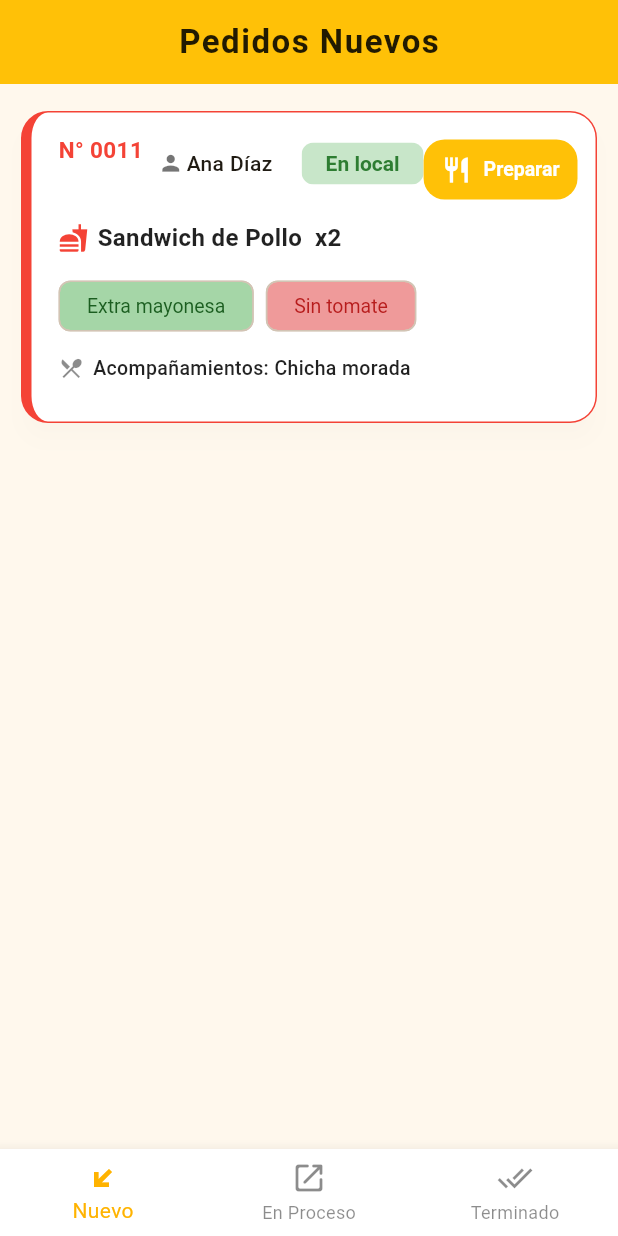
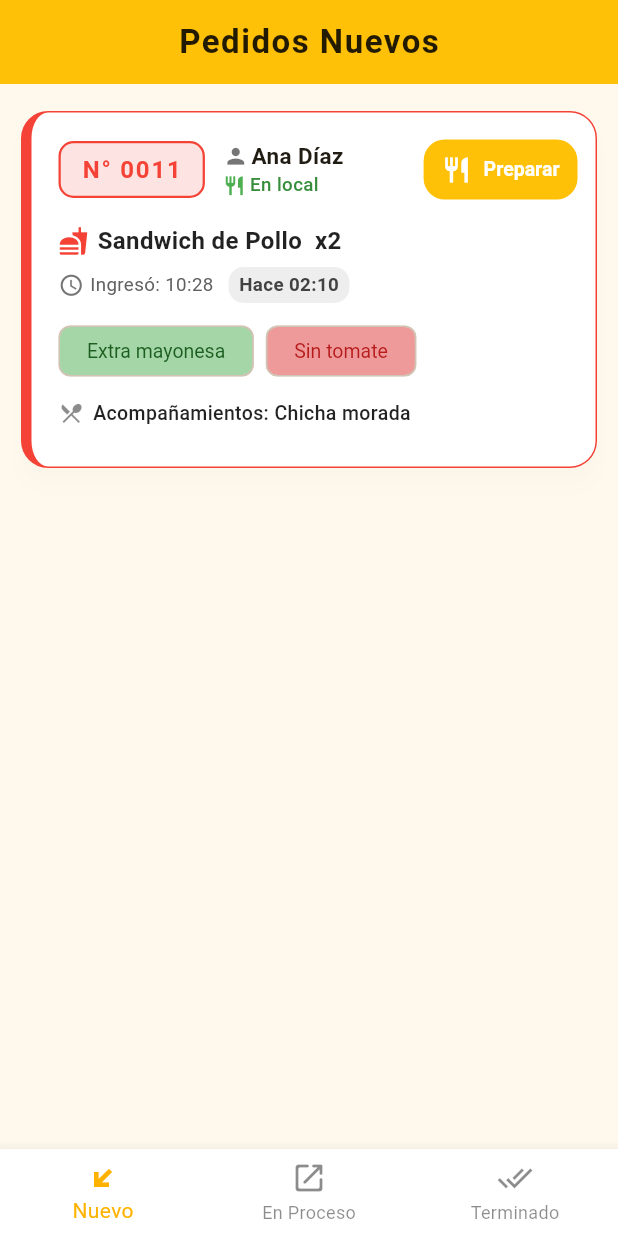
Before and after one commit to AnthonyXJ99/bartech_ordering, a Flutter app: the screen it shows after launch, after a tap on "Preparar", on a phone screen of 412 x 824 dp. Run offline on Flutter 3.47's test engine with Material 3 defaults, Android fonts, the phone set to English and light mode, and no system bars; our stand-ins replace bloc, equatable, flutter_bloc, go_router.

Commit message:
feat: Enhance PedidoItem with fechaHoraIngreso and time tracking features

```diff
--- a/lib/models/pedido.dart
+++ b/lib/models/pedido.dart
@@ -25,6 +25,7 @@ class PedidoItem {
   final List<String> acompanamientos;
   final String observacion;
   final Color colorEstado;
+  final DateTime fechaHoraIngreso;
 
   PedidoItem({
     required this.nroOrden,
@@ -36,9 +37,28 @@ class PedidoItem {
     required this.acompanamientos,
     required this.observacion,
     required this.colorEstado,
+    required this.fechaHoraIngreso,
   });
 
-  PedidoItem copyWith({Color? colorEstado}) => PedidoItem(
+  /// Retorna el tiempo transcurrido desde que se creó el pedido (como Duration)
+  Duration get tiempoTranscurrido =>
+      DateTime.now().difference(fechaHoraIngreso);
+
+  /// Formatea la fecha/hora de ingreso (para mostrar en la UI)
+  String get fechaHoraIngresoString =>
+      "${fechaHoraIngreso.hour.toString().padLeft(2, '0')}:${fechaHoraIngreso.minute.toString().padLeft(2, '0')}";
+
+  /// Formatea el tiempo transcurrido para mostrar tipo "05:23" (mm:ss) o "1h 12m"
+  String get tiempoTranscurridoString {
+    final d = tiempoTranscurrido;
+    if (d.inHours > 0) {
+      return "${d.inHours}h ${d.inMinutes % 60}m";
+    }
+    return "${d.inMinutes.toString().padLeft(2, '0')}:${(d.inSeconds % 60).toString().padLeft(2, '0')}";
+  }
+
+  PedidoItem copyWith({Color? colorEstado, DateTime? fechaHoraIngreso}) =>
+      PedidoItem(
         nroOrden: nroOrden,
         cliente: cliente,
         paraLlevar: paraLlevar,
@@ -48,5 +68,6 @@ class PedidoItem {
         acompanamientos: List.from(acompanamientos),
         observacion: observacion,
         colorEstado: colorEstado ?? this.colorEstado,
+        fechaHoraIngreso: fechaHoraIngreso ?? this.fechaHoraIngreso,
       );
 }
--- a/lib/presentation/screens/bloc/pedidos_bloc/pedidos_bloc.dart
+++ b/lib/presentation/screens/bloc/pedidos_bloc/pedidos_bloc.dart
@@ -29,6 +29,9 @@ class PedidosBloc extends Bloc<PedidosEvent, PedidosState> {
         acompanamientos: ['Gaseosa 1L', 'Papas'],
         observacion: 'Por favor, cortar en 8 partes',
         colorEstado: Colors.red, // NUEVO
+        fechaHoraIngreso: DateTime.now().subtract(
+          const Duration(minutes: 5),
+        ), // 5 min atrás
       ),
       PedidoItem(
         nroOrden: '0011',
@@ -40,6 +43,9 @@ class PedidosBloc extends Bloc<PedidosEvent, PedidosState> {
         acompanamientos: ['Chicha morada'],
         observacion: '',
         colorEstado: Colors.red, // NUEVO
+        fechaHoraIngreso: DateTime.now().subtract(
+          const Duration(minutes: 2),
+        ), // 2 min atrás
       ),
       // --- En preparación ---
       PedidoItem(
@@ -52,6 +58,9 @@ class PedidosBloc extends Bloc<PedidosEvent, PedidosState> {
         acompanamientos: ['Papas fritas', 'Gaseosa pequeña'],
         observacion: 'Sin ketchup',
         colorEstado: Colors.amber, // EN PREPARACIÓN
+        fechaHoraIngreso: DateTime.now().subtract(
+          const Duration(minutes: 14),
+        ), // 14 min atrás
       ),
       PedidoItem(
         nroOrden: '0013',
@@ -63,6 +72,9 @@ class PedidosBloc extends Bloc<PedidosEvent, PedidosState> {
         acompanamientos: ['Arroz', 'Inka Cola'],
         observacion: '',
         colorEstado: Colors.amber, // EN PREPARACIÓN
+        fechaHoraIngreso: DateTime.now().subtract(
+          const Duration(minutes: 20),
+        ), // 20 min atrás
       ),
       // --- Listos ---
       PedidoItem(
@@ -75,6 +87,9 @@ class PedidosBloc extends Bloc<PedidosEvent, PedidosState> {
         acompanamientos: ['Gaseosa'],
         observacion: 'Para mesa 8',
         colorEstado: Colors.green, // LISTO
+        fechaHoraIngreso: DateTime.now().subtract(
+          const Duration(minutes: 35),
+        ), // 35 min atrás
       ),
       PedidoItem(
         nroOrden: '0015',
@@ -86,6 +101,9 @@ class PedidosBloc extends Bloc<PedidosEvent, PedidosState> {
         acompanamientos: ['Papas', 'Gaseosa'],
         observacion: 'Sin picante',
         colorEstado: Colors.green, // LISTO
+        fechaHoraIngreso: DateTime.now().subtract(
+          const Duration(minutes: 40, seconds: 50),
+        ), // 40 min, 50 s atrás
       ),
     ];
 
--- a/lib/presentation/screens/doing/doing_screen.dart
+++ b/lib/presentation/screens/doing/doing_screen.dart
@@ -5,32 +5,7 @@ import 'package:flutter/material.dart';
 import 'package:flutter_bloc/flutter_bloc.dart';
 
 class DoingScreen extends StatelessWidget {
-  DoingScreen({super.key});
-
-  final pedidosDoing = [
-    PedidoItem(
-      nroOrden: '0012',
-      cliente: 'José Pérez',
-      paraLlevar: false,
-      producto: 'Hamburguesa Clásica',
-      cantidad: 2,
-      ingredientes: ['Sin cebolla', 'Extra queso'],
-      acompanamientos: ['Papas fritas', 'Gaseosa'],
-      observacion: 'Sin sal',
-      colorEstado: Colors.amber,
-    ),
-    PedidoItem(
-      nroOrden: '0014',
-      cliente: 'Luis Ramos',
-      paraLlevar: false,
-      producto: 'Pollo Broaster',
-      cantidad: 3,
-      ingredientes: ['Con mayonesa'],
-      acompanamientos: ['Ensalada', 'Arroz'],
-      observacion: 'Bien crocante',
-      colorEstado: Colors.amber,
-    ),
-  ];
+  const DoingScreen({super.key});
 
   @override
   Widget build(BuildContext context) {
--- a/lib/presentation/screens/done/done_screen.dart
+++ b/lib/presentation/screens/done/done_screen.dart
@@ -11,7 +11,7 @@ class DoneScreen extends StatelessWidget {
   Widget build(BuildContext context) {
     return Scaffold(
       appBar: AppBar(
-        title: const Text("Pedidos Listos"),
+        title: const Text("Listo para entregar"),
         centerTitle: true,
         backgroundColor: Colors.green,
       ),
@@ -36,16 +36,6 @@ class DoneScreen extends StatelessWidget {
               return Column(
                 crossAxisAlignment: CrossAxisAlignment.start,
                 children: [
-                  const Padding(
-                    padding: EdgeInsets.only(left: 12, top: 12, bottom: 8),
-                    child: Text(
-                      "Listos para entregar",
-                      style: TextStyle(
-                        fontWeight: FontWeight.bold,
-                        fontSize: 20,
-                      ),
-                    ),
-                  ),
                   Expanded(
                     child: pedidos.isEmpty
                         ? Center(
--- a/lib/presentation/screens/home/home_screen.dart
+++ b/lib/presentation/screens/home/home_screen.dart
@@ -5,43 +5,7 @@ import 'package:flutter/material.dart';
 import 'package:flutter_bloc/flutter_bloc.dart';
 
 class HomeScreen extends StatelessWidget {
-  HomeScreen({super.key});
-
-  final pedidosHome = [
-    PedidoItem(
-      nroOrden: '0012',
-      cliente: 'José Pérez',
-      paraLlevar: false,
-      producto: 'Hamburguesa Clásica',
-      cantidad: 2,
-      ingredientes: ['Sin cebolla', 'Extra queso'],
-      acompanamientos: ['Papas fritas', 'Gaseosa'],
-      observacion: 'Sin sal',
-      colorEstado: Colors.red,
-    ),
-    PedidoItem(
-      nroOrden: '0013',
-      cliente: 'María López',
-      paraLlevar: true,
-      producto: 'Pizza Personal',
-      cantidad: 1,
-      ingredientes: ['Sin orégano', 'Extra aceitunas'],
-      acompanamientos: ['Inka Cola'],
-      observacion: '',
-      colorEstado: Colors.red,
-    ),
-    PedidoItem(
-      nroOrden: '0014',
-      cliente: 'Luis Ramos',
-      paraLlevar: false,
-      producto: 'Pollo Broaster',
-      cantidad: 3,
-      ingredientes: ['Con mayonesa'],
-      acompanamientos: ['Ensalada', 'Arroz'],
-      observacion: 'Bien crocante',
-      colorEstado: Colors.red,
-    ),
-  ];
+  const HomeScreen({super.key});
 
   @override
   Widget build(BuildContext context) {
--- a/lib/presentation/widgets/pedido_card.dart
+++ b/lib/presentation/widgets/pedido_card.dart
@@ -1,5 +1,7 @@
 import 'package:bartech_ordering/models/pedido.dart';
+import 'package:bartech_ordering/presentation/widgets/tiempo_transcurrido.dart';
 import 'package:flutter/material.dart';
+// Asegúrate de importar TiempoTranscurridoWidget
 
 class PedidoCard extends StatelessWidget {
   final PedidoItem pedido;
@@ -19,9 +21,12 @@ class PedidoCard extends StatelessWidget {
 
   @override
   Widget build(BuildContext context) {
+    final bool urgente =
+        pedido.tiempoTranscurrido.inMinutes >= 15; // Puedes ajustar
+
     return Card(
       shape: RoundedRectangleBorder(borderRadius: BorderRadius.circular(18)),
-      elevation: 6,
+      elevation: urgente ? 10 : 6,
       margin: const EdgeInsets.symmetric(vertical: 8, horizontal: 4),
       child: Container(
         decoration: BoxDecoration(
@@ -31,63 +36,111 @@ class PedidoCard extends StatelessWidget {
             right: BorderSide(color: pedido.colorEstado, width: 1),
             bottom: BorderSide(color: pedido.colorEstado, width: 1),
           ),
+          color: urgente ? Colors.red.shade50 : null,
           borderRadius: const BorderRadius.all(Radius.circular(18)),
         ),
         padding: const EdgeInsets.fromLTRB(18, 14, 12, 18),
         child: Column(
           crossAxisAlignment: CrossAxisAlignment.start,
           children: [
-            // Fila de info principal y botón
+            // Header: N° orden, cliente, para llevar/local, botón
             Row(
-              crossAxisAlignment: CrossAxisAlignment.start,
               children: [
-                Text(
+                Container(
+                  padding: const EdgeInsets.symmetric(
+                    horizontal: 14,
+                    vertical: 6,
+                  ),
+                  decoration: BoxDecoration(
+                    color: pedido.colorEstado.withAlpha(38),
+                    borderRadius: BorderRadius.circular(10),
+                    border: Border.all(color: pedido.colorEstado, width: 1.5),
+                  ),
+                  child: Text(
                     'N° ${pedido.nroOrden}',
                     style: TextStyle(
                       fontWeight: FontWeight.bold,
+                      fontSize: 16,
                       color: pedido.colorEstado,
-                    fontSize: 15,
+                      letterSpacing: 1.2,
                     ),
                   ),
-                const SizedBox(width: 10),
+                ),
+
+                const SizedBox(width: 12),
                 Expanded(
-                  child: Row(
+                  child: Column(
+                    crossAxisAlignment: CrossAxisAlignment.start,
                     children: [
-                      const Icon(Icons.person, size: 17, color: Colors.black54),
+                      Row(
+                        children: [
+                          Icon(Icons.person, size: 17, color: Colors.black54),
                           const SizedBox(width: 2),
                           Expanded(
                             child: Text(
                               pedido.cliente,
                               style: const TextStyle(
-                            fontWeight: FontWeight.w500,
-                            fontSize: 14,
+                                fontWeight: FontWeight.w600,
+                                fontSize: 15,
                               ),
                               overflow: TextOverflow.ellipsis,
                             ),
                           ),
-                      const SizedBox(width: 6),
-                      Chip(
-                        label: Text(
+                        ],
+                      ),
+                      Row(
+                        children: [
+                          Icon(
+                            pedido.paraLlevar
+                                ? Icons.shopping_bag
+                                : Icons.restaurant,
+                            size: 15,
+                            color: pedido.paraLlevar
+                                ? Colors.orange
+                                : Colors.green,
+                          ),
+                          const SizedBox(width: 3),
+                          Text(
                             pedido.paraLlevar ? "Para llevar" : "En local",
                             style: TextStyle(
                               color: pedido.paraLlevar
-                                ? Colors.orange.shade900
-                                : Colors.green.shade800,
-                            fontWeight: FontWeight.bold,
+                                  ? Colors.orange.shade800
+                                  : Colors.green.shade700,
+                              fontWeight: FontWeight.w500,
+                              fontSize: 12.5,
                             ),
                           ),
-                        backgroundColor: pedido.paraLlevar
-                            ? Colors.orange.shade100
-                            : Colors.green.shade100,
-                        padding: const EdgeInsets.symmetric(horizontal: 8),
-                        visualDensity: VisualDensity.compact,
-                        side: BorderSide.none,
+                          if (urgente) ...[
+                            const SizedBox(width: 10),
+                            Container(
+                              padding: const EdgeInsets.symmetric(
+                                horizontal: 8,
+                                vertical: 3,
+                              ),
+                              decoration: BoxDecoration(
+                                color: Colors.red.shade300,
+                                borderRadius: BorderRadius.circular(10),
+                              ),
+                              child: const Text(
+                                "URGENTE",
+                                style: TextStyle(
+                                  color: Colors.white,
+                                  fontWeight: FontWeight.bold,
+                                  fontSize: 12,
+                                  letterSpacing: 1,
+                                ),
+                              ),
+                            ),
+                          ],
+                        ],
                       ),
                     ],
                   ),
                 ),
                 if (onMarcarListo != null)
-                  ElevatedButton.icon(
+                  Padding(
+                    padding: const EdgeInsets.only(left: 6),
+                    child: ElevatedButton.icon(
                       onPressed: onMarcarListo,
                       icon: Icon(actionIcon, color: Colors.white, size: 20),
                       label: Text(
@@ -108,9 +161,11 @@ class PedidoCard extends StatelessWidget {
                         textStyle: const TextStyle(fontSize: 13),
                       ),
                     ),
+                  ),
               ],
             ),
-            const SizedBox(height: 10),
+            const SizedBox(height: 12),
+            // Producto y cantidad
             Row(
               children: [
                 Icon(Icons.fastfood, color: pedido.colorEstado, size: 20),
@@ -125,7 +180,28 @@ class PedidoCard extends StatelessWidget {
                 ),
               ],
             ),
-            const SizedBox(height: 10),
+            const SizedBox(height: 6),
+            // Fechas y tiempo transcurrido
+            Row(
+              children: [
+                Icon(Icons.access_time, size: 17, color: Colors.grey.shade600),
+                const SizedBox(width: 4),
+                Text(
+                  "Ingresó: ${pedido.fechaHoraIngresoString}",
+                  style: TextStyle(
+                    fontSize: 12.5,
+                    color: Colors.grey.shade700,
+                    fontWeight: FontWeight.w400,
+                  ),
+                ),
+                const SizedBox(width: 10),
+                TiempoTranscurridoWidget(
+                  fechaIngreso: pedido.fechaHoraIngreso,
+                  urgente: urgente,
+                ),
+              ],
+            ),
+            const SizedBox(height: 8),
             // Ingredientes
             if (pedido.ingredientes.isNotEmpty) ...[
               Wrap(
--- /dev/null
+++ b/lib/presentation/widgets/tiempo_transcurrido.dart
@@ -0,0 +1,47 @@
+import 'package:flutter/material.dart';
+
+class TiempoTranscurridoWidget extends StatelessWidget {
+  final DateTime fechaIngreso;
+  final bool urgente;
+  const TiempoTranscurridoWidget({
+    super.key,
+    required this.fechaIngreso,
+    this.urgente = false,
+  });
+
+  @override
+  Widget build(BuildContext context) {
+    return StreamBuilder<DateTime>(
+      stream: Stream.periodic(
+        const Duration(seconds: 1),
+        (_) => DateTime.now(),
+      ),
+      builder: (context, snapshot) {
+        final ahora = snapshot.data ?? DateTime.now();
+        final d = ahora.difference(fechaIngreso);
+        String txt;
+        if (d.inHours > 0) {
+          txt = "${d.inHours}h ${d.inMinutes % 60}m";
+        } else {
+          txt =
+              "${d.inMinutes.toString().padLeft(2, '0')}:${(d.inSeconds % 60).toString().padLeft(2, '0')}";
+        }
+        return Container(
+          padding: const EdgeInsets.symmetric(horizontal: 7, vertical: 3),
+          decoration: BoxDecoration(
+            color: urgente ? Colors.red.shade100 : Colors.grey.shade200,
+            borderRadius: BorderRadius.circular(10),
+          ),
+          child: Text(
+            "Hace $txt",
+            style: TextStyle(
+              fontSize: 12.5,
+              color: urgente ? Colors.red.shade900 : Colors.grey.shade800,
+              fontWeight: FontWeight.w600,
+            ),
+          ),
+        );
+      },
+    );
+  }
+}
```
Lines whose indentation alone changed are shown as unchanged.
